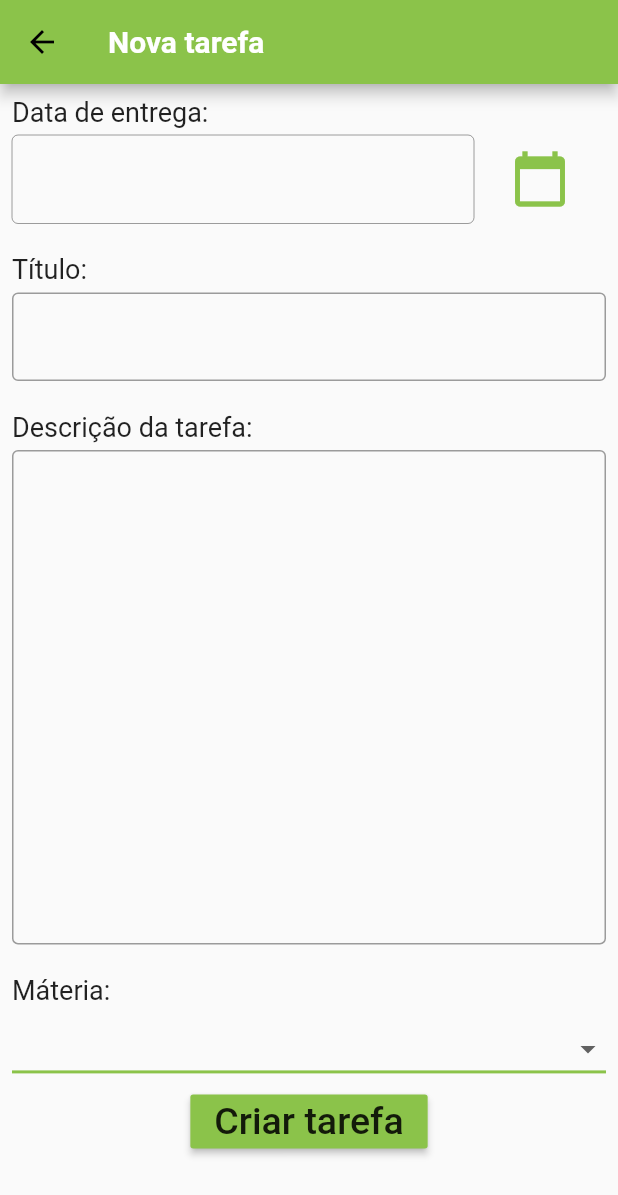
After one commit to yagobrandalise/AgendaEscolar, a Flutter app: the AgendaScreen screen opened directly, after a tap on the "add" icon, on a phone screen of 412 x 824 dp. The commit adds this screen. Shown: the top 1195 px of the screen. Run offline on Flutter 3.47's test engine with Material 2 defaults, Android fonts, the phone set to English and light mode, and no system bars; Roboto replaces fonts that are missing (OpenSans, Quicksand).

Commit message:
Adicionado tela para criar tarefa e da tarefa

```diff
--- a/lib/main.dart
+++ b/lib/main.dart
@@ -23,8 +23,11 @@ class MyApp extends StatelessWidget {
           textTheme: ThemeData.light().textTheme.copyWith(
               title: TextStyle(
                 fontFamily: 'OpenSans',
+                fontSize: 20,
+                fontWeight: FontWeight.bold,
+              ),
+              subtitle: TextStyle(
                 fontSize: 18,
-                fontWeight: FontWeight.bold,
               ),
               button: TextStyle(
                 fontSize: 25,
--- a/lib/widgets/agenda_screen.dart
+++ b/lib/widgets/agenda_screen.dart
@@ -1,8 +1,10 @@
-import 'package:appagendaescolar/models/teacher.dart';
 import 'package:flutter/material.dart';
 import '../models/task.dart';
-import '../widgets/task_list.dart';
+import '../widgets/task_list_page.dart';
 import '../widgets/user_page.dart';
+import '../widgets/new_task_screen.dart';
+import '../models/teacher.dart';
+import '../models/user.dart';
 
 class AgendaScreen extends StatefulWidget {
   @override
@@ -65,16 +67,21 @@ class _AgendaScreenState extends State<AgendaScreen> {
     ),
   ];
 
+  static User user = new Teacher(
+      name: "Douglas",
+      birthday: DateTime.now(),
+      cpf: "1111",
+      email: "email@ucs.com",
+      id: "@dasda",
+      password: "666",
+      subjectsIds: <String>["1"]);
+
   final _widgetsOptions = <Widget>[
-    UserPage(new Teacher(
-        name: "Douglas",
-        birthday: DateTime.now(),
-        cpf: "1111",
-        email: "email@ucs.com",
-        id: "@dasda",
-        password: "666",
-        subjectsIds: <String>["1"])),
-    TaskList(_userTasks),
+    UserPage(user),
+    TaskListPage(
+      _userTasks,
+      user,
+    ),
     Center(
       child: Text(
         'Máterias',
@@ -86,6 +93,14 @@ class _AgendaScreenState extends State<AgendaScreen> {
     setState(() {
       _selectedNavigationIndex = index;
     });
+  }
+
+  void _createNewTask(BuildContext ctx) {
+    Navigator.of(ctx).push(
+      MaterialPageRoute(
+        builder: (_) => NewTaskScreen(user),
+      ),
+    );
   }
 
   @override
@@ -116,6 +131,15 @@ class _AgendaScreenState extends State<AgendaScreen> {
           child: _widgetsOptions[_selectedNavigationIndex],
         ),
       ),
+      floatingActionButtonLocation: FloatingActionButtonLocation.endFloat,
+      floatingActionButton: user is Teacher
+          ? FloatingActionButton(
+              child: Icon(
+                Icons.add,
+              ),
+              onPressed: () => _createNewTask(context),
+            )
+          : null,
     );
   }
 }
--- /dev/null
+++ b/lib/widgets/new_task_screen.dart
@@ -0,0 +1,255 @@
+import 'package:appagendaescolar/models/teacher.dart';
+import 'package:flutter/material.dart';
+import 'package:intl/intl.dart';
+import '../models/task.dart';
+import '../models/user.dart';
+
+class NewTaskScreen extends StatefulWidget {
+  final User user;
+
+  NewTaskScreen(this.user);
+
+  @override
+  _NewTaskScreenState createState() => _NewTaskScreenState(user);
+}
+
+class _NewTaskScreenState extends State<NewTaskScreen> {
+  final User user;
+
+  final _birthdayController = TextEditingController();
+  DateTime _selectedDate;
+
+  _NewTaskScreenState(this.user);
+
+  void _presentDatePicker(BuildContext ctx) {
+    showDatePicker(
+      context: ctx,
+      initialDate: DateTime(2000),
+      firstDate: DateTime(1950),
+      lastDate: DateTime.now(),
+    ).then((pickedDate) {
+      if (pickedDate == null) {
+        return;
+      }
+
+      setState(() {
+        _birthdayController.text = DateFormat.yMd().format(pickedDate);
+        _selectedDate = pickedDate;
+      });
+    });
+  }
+
+  @override
+  Widget build(BuildContext context) {
+    return LayoutBuilder(
+      builder: (context, constraints) {
+        return Scaffold(
+          appBar: AppBar(
+            title: Text(
+              'Nova tarefa',
+            ),
+          ),
+          body: SingleChildScrollView(
+            child: ConstrainedBox(
+              constraints:
+                  BoxConstraints(minHeight: constraints.maxHeight * 0.8),
+              child: Padding(
+                padding: const EdgeInsets.all(8.0),
+                child: Column(
+                  children: <Widget>[
+                    Container(
+                      child: Column(
+                        mainAxisAlignment: MainAxisAlignment.spaceBetween,
+                        children: <Widget>[
+                          Row(
+                            mainAxisAlignment: MainAxisAlignment.start,
+                            children: <Widget>[
+                              Text(
+                                'Data de entrega:',
+                                style: TextStyle(
+                                  fontSize: Theme.of(context)
+                                      .textTheme
+                                      .subtitle
+                                      .fontSize,
+                                ),
+                              ),
+                            ],
+                          ),
+                          SizedBox(
+                            height: 5,
+                          ),
+                          Row(
+                            mainAxisAlignment: MainAxisAlignment.start,
+                            children: <Widget>[
+                              Expanded(
+                                child: TextField(
+                                  decoration: InputDecoration(
+                                    border: OutlineInputBorder(),
+                                  ),
+                                  keyboardType: TextInputType.datetime,
+                                  controller: _birthdayController,
+                                  onSubmitted: (_) => {},
+                                  enabled: false,
+                                ),
+                              ),
+                              if (user is Teacher)
+                                FlatButton(
+                                  textColor: Theme.of(context).primaryColor,
+                                  child: Icon(
+                                    Icons.calendar_today,
+                                    size: 40,
+                                  ),
+                                  autofocus: false,
+                                  onPressed: () => _presentDatePicker(context),
+                                ),
+                            ],
+                          ),
+                        ],
+                      ),
+                    ),
+                    SizedBox(
+                      height: 20,
+                    ),
+                    Container(
+                      child: Column(
+                        mainAxisAlignment: MainAxisAlignment.spaceBetween,
+                        children: <Widget>[
+                          Row(
+                            mainAxisAlignment: MainAxisAlignment.start,
+                            children: <Widget>[
+                              Text(
+                                'Título:',
+                                style: TextStyle(
+                                  fontSize: Theme.of(context)
+                                      .textTheme
+                                      .subtitle
+                                      .fontSize,
+                                ),
+                              ),
+                            ],
+                          ),
+                          SizedBox(
+                            height: 5,
+                          ),
+                          TextField(
+                            decoration: InputDecoration(
+                              border: OutlineInputBorder(),
+                            ),
+                          ),
+                        ],
+                      ),
+                    ),
+                    SizedBox(
+                      height: 20,
+                    ),
+                    Container(
+                      child: Column(
+                        mainAxisAlignment: MainAxisAlignment.spaceBetween,
+                        children: <Widget>[
+                          Row(
+                            mainAxisAlignment: MainAxisAlignment.start,
+                            children: <Widget>[
+                              Text(
+                                'Descrição da tarefa:',
+                                style: TextStyle(
+                                  fontSize: Theme.of(context)
+                                      .textTheme
+                                      .subtitle
+                                      .fontSize,
+                                ),
+                              ),
+                            ],
+                          ),
+                          SizedBox(
+                            height: 5,
+                          ),
+                          SizedBox(
+                            height: constraints.maxHeight * 0.4,
+                            child: TextField(
+                              decoration: InputDecoration(
+                                border: OutlineInputBorder(),
+                              ),
+                              maxLines: null,
+                              expands: true,
+                              keyboardType: TextInputType.multiline,
+                              enabled: user is Teacher,
+                            ),
+                          ),
+                        ],
+                      ),
+                    ),
+                    SizedBox(
+                      height: 20,
+                    ),
+                    Container(
+                      child: Column(
+                        mainAxisAlignment: MainAxisAlignment.spaceBetween,
+                        children: <Widget>[
+                          Row(
+                            mainAxisAlignment: MainAxisAlignment.start,
+                            children: <Widget>[
+                              Text(
+                                'Máteria:',
+                                style: TextStyle(
+                                  fontSize: Theme.of(context)
+                                      .textTheme
+                                      .subtitle
+                                      .fontSize,
+                                ),
+                              ),
+                            ],
+                          ),
+                          SizedBox(
+                            height: 5,
+                          ),
+                          DropdownButton<String>(
+                            elevation: 16,
+                            isExpanded: true,
+                            underline: Container(
+                              height: 2,
+                              color: Theme.of(context).primaryColor,
+                            ),
+                            items: <String>[
+                              'Matemática',
+                              'Matemática II',
+                              'Português',
+                              'Português II',
+                            ].map<DropdownMenuItem<String>>((String value) {
+                              return DropdownMenuItem<String>(
+                                value: value,
+                                child: Text(
+                                  value,
+                                  style: TextStyle(
+                                    color:
+                                        Theme.of(context).textTheme.title.color,
+                                    fontSize: Theme.of(context)
+                                        .textTheme
+                                        .title
+                                        .fontSize,
+                                  ),
+                                ),
+                              );
+                            }).toList(),
+                            onChanged: (String newValue) {
+                              setState(() {});
+                            },
+                          ),
+                        ],
+                      ),
+                    ),
+                    RaisedButton(
+                      child: Text('Criar tarefa'),
+                      color: Theme.of(context).primaryColor,
+                      textColor: Theme.of(context).textTheme.button.color,
+                      onPressed: () => {},
+                    )
+                  ],
+                ),
+              ),
+            ),
+          ),
+        );
+      },
+    );
+  }
+}
--- a/lib/widgets/register_screen.dart
+++ b/lib/widgets/register_screen.dart
@@ -84,7 +84,7 @@ class _RegisterScreenState extends State<RegisterScreen> {
                         labelText: 'Nome',
                       ),
                       controller: _nameController,
-                      onSubmitted: (_) => _register(context),
+                      onSubmitted: (_) => {},
                     ),
                     Row(
                       mainAxisAlignment: MainAxisAlignment.start,
@@ -97,7 +97,7 @@ class _RegisterScreenState extends State<RegisterScreen> {
                             ),
                             keyboardType: TextInputType.datetime,
                             controller: _birthdayController,
-                            onSubmitted: (_) => _register(context),
+                            onSubmitted: (_) => {},
                             enabled: false,
                           ),
                         ),
@@ -117,7 +117,7 @@ class _RegisterScreenState extends State<RegisterScreen> {
                         labelText: 'Cpf',
                       ),
                       controller: _cpfController,
-                      onSubmitted: (_) => _register(context),
+                      onSubmitted: (_) => {},
                       keyboardType: TextInputType.numberWithOptions(
                         decimal: false,
                       ),
@@ -128,7 +128,7 @@ class _RegisterScreenState extends State<RegisterScreen> {
                         labelText: 'Email',
                       ),
                       controller: _emailController,
-                      onSubmitted: (_) => _register(context),
+                      onSubmitted: (_) => {},
                       keyboardType: TextInputType.emailAddress,
                     ),
                     TextField(
@@ -137,7 +137,7 @@ class _RegisterScreenState extends State<RegisterScreen> {
                         labelText: 'Senha',
                       ),
                       controller: _passwordController,
-                      onSubmitted: (_) => _register(context),
+                      onSubmitted: (_) => {},
                       obscureText: true,
                     ),
                     TextField(
@@ -146,7 +146,7 @@ class _RegisterScreenState extends State<RegisterScreen> {
                         labelText: 'Confirmar senha',
                       ),
                       controller: _passwordController2,
-                      onSubmitted: (_) => _register(context),
+                      onSubmitted: (_) => {},
                       obscureText: true,
                     ),
                     Row(
--- a/lib/widgets/task_list.dart
+++ b/lib/widgets/task_list_page.dart
@@ -1,11 +1,22 @@
 import 'package:flutter/material.dart';
 import 'package:intl/intl.dart';
 import '../models/task.dart';
+import '../models/user.dart';
+import 'task_screen.dart';
 
-class TaskList extends StatelessWidget {
+class TaskListPage extends StatelessWidget {
   final List<Task> tasks;
+  final User user;
 
-  TaskList(this.tasks);
+  TaskListPage(this.tasks, this.user);
+
+  void _openTask(BuildContext ctx, Task selectedTask) {
+    Navigator.of(ctx).push(
+      MaterialPageRoute(
+        builder: (_) => TaskScreen(selectedTask, user),
+      ),
+    );
+  }
 
   @override
   Widget build(BuildContext context) {
@@ -45,6 +56,7 @@ class TaskList extends StatelessWidget {
                   horizontal: 5,
                 ),
                 child: ListTile(
+                  onTap: () => _openTask(context, tasks[index]),
                   leading: CircleAvatar(
                     radius: 30,
                     child: Padding(
--- /dev/null
+++ b/lib/widgets/task_screen.dart
@@ -0,0 +1,25 @@
+import 'package:flutter/material.dart';
+import '../models/task.dart';
+import '../models/user.dart';
+
+class TaskScreen extends StatefulWidget {
+  final Task task;
+  final User user;
+
+  TaskScreen(this.task, this.user);
+
+  @override
+  _TaskScreenState createState() => _TaskScreenState(task, user);
+}
+
+class _TaskScreenState extends State<TaskScreen> {
+  final Task task;
+  final User user;
+
+  _TaskScreenState(this.task, this.user);
+
+  @override
+  Widget build(BuildContext context) {
+    return Container();
+  }
+}
--- a/lib/widgets/user_page.dart
+++ b/lib/widgets/user_page.dart
@@ -21,16 +21,16 @@ class UserPage extends StatelessWidget {
     return LayoutBuilder(
       builder: (ctx, constraints) {
         return Container(
-          color: Colors.cyan,
-          padding: const EdgeInsets.all(30),
+          padding: const EdgeInsets.symmetric(horizontal: 30, vertical: 100),
           child: Column(
             mainAxisSize: MainAxisSize.max,
-            mainAxisAlignment: MainAxisAlignment.spaceAround,
+            mainAxisAlignment: MainAxisAlignment.spaceBetween,
             children: <Widget>[
               Column(
                 children: <Widget>[
                   Container(
                     child: Row(
+                      mainAxisAlignment: MainAxisAlignment.center,
                       children: <Widget>[
                         Icon(
                           Icons.person,
@@ -41,6 +41,8 @@ class UserPage extends StatelessWidget {
                           style: TextStyle(
                             fontSize:
                                 Theme.of(context).textTheme.title.fontSize,
+                            fontWeight:
+                                Theme.of(context).textTheme.title.fontWeight,
                           ),
                         ),
                       ],
@@ -53,7 +55,13 @@ class UserPage extends StatelessWidget {
                 ],
               ),
               Container(
-                child: Text(user.name),
+                child: Text(
+                  user.name,
+                  style: TextStyle(
+                    fontSize: Theme.of(context).textTheme.title.fontSize,
+                    fontWeight: Theme.of(context).textTheme.title.fontWeight,
+                  ),
+                ),
               ),
               Container(
                 child: RaisedButton(
@@ -63,9 +71,6 @@ class UserPage extends StatelessWidget {
                   onPressed: () => _exit(context),
                 ),
               ),
-              SizedBox(
-                height: 20,
-              ),
             ],
           ),
         );
```
